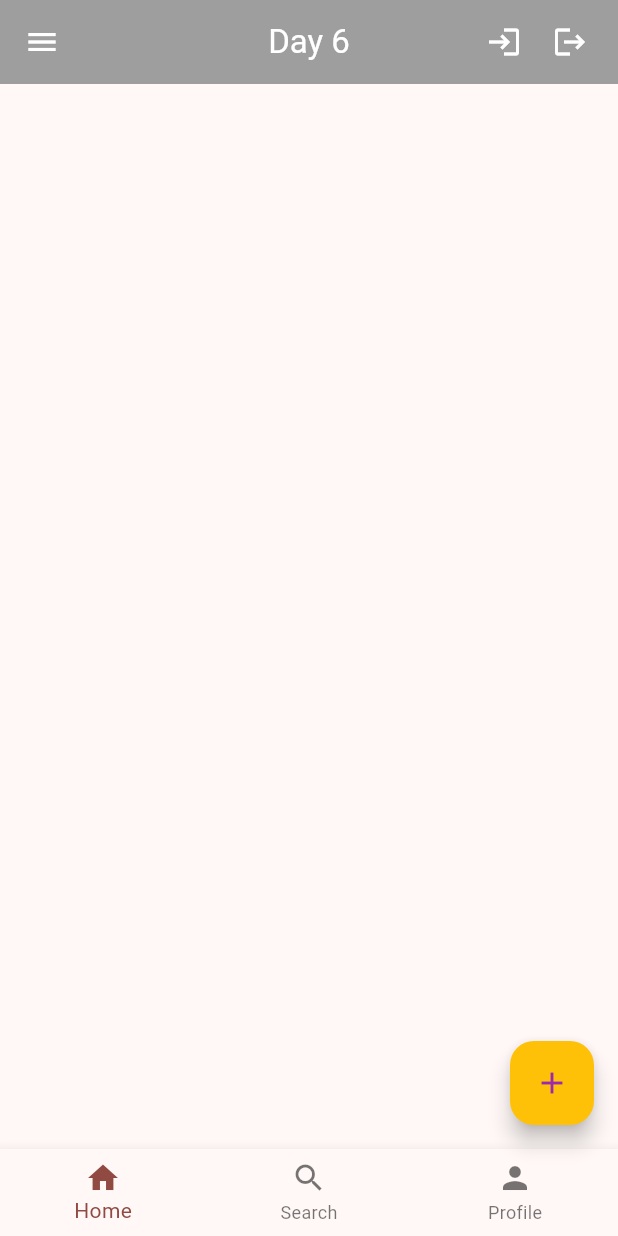
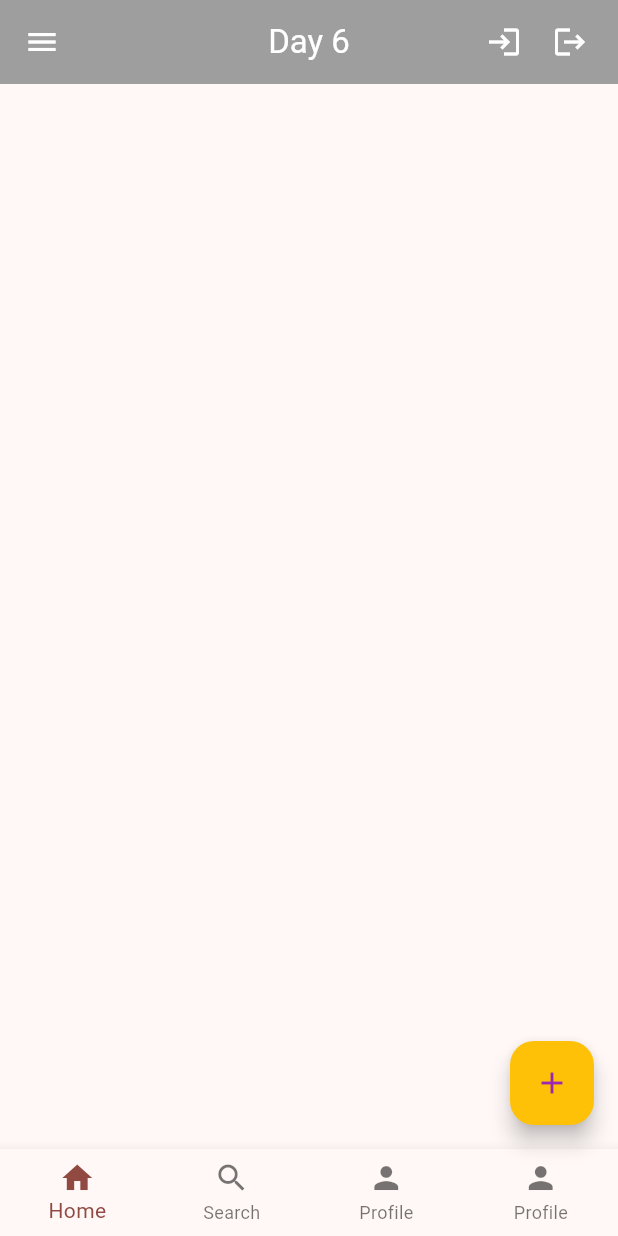
Before and after one commit to shishupaltech/jovac_appdev_flutter_2025, a Flutter app: the screen it shows after launch, on a phone screen of 412 x 824 dp. Run offline on Flutter 3.47's test engine with Material 3 defaults, Android fonts, the phone set to English and light mode, and no system bars.

Commit message:
day 6: completed today's topic

```diff
--- a/projectday6/lib/main.dart
+++ b/projectday6/lib/main.dart
@@ -55,6 +55,7 @@ class MyApp extends StatelessWidget {
         )
         ,
         bottomNavigationBar: BottomNavigationBar(
+          type: BottomNavigationBarType.fixed,
           items: [
             BottomNavigationBarItem(
               icon: Icon(Icons.home),
@@ -71,6 +72,12 @@ class MyApp extends StatelessWidget {
               label: 'Profile',
               tooltip: 'Go to Profile',
             ),
+            BottomNavigationBarItem(
+              icon: Icon(Icons.person),
+              label: 'Profile',
+              tooltip: 'Go to Profile',
+            ),
+
           ],
         ),
       ),
```
